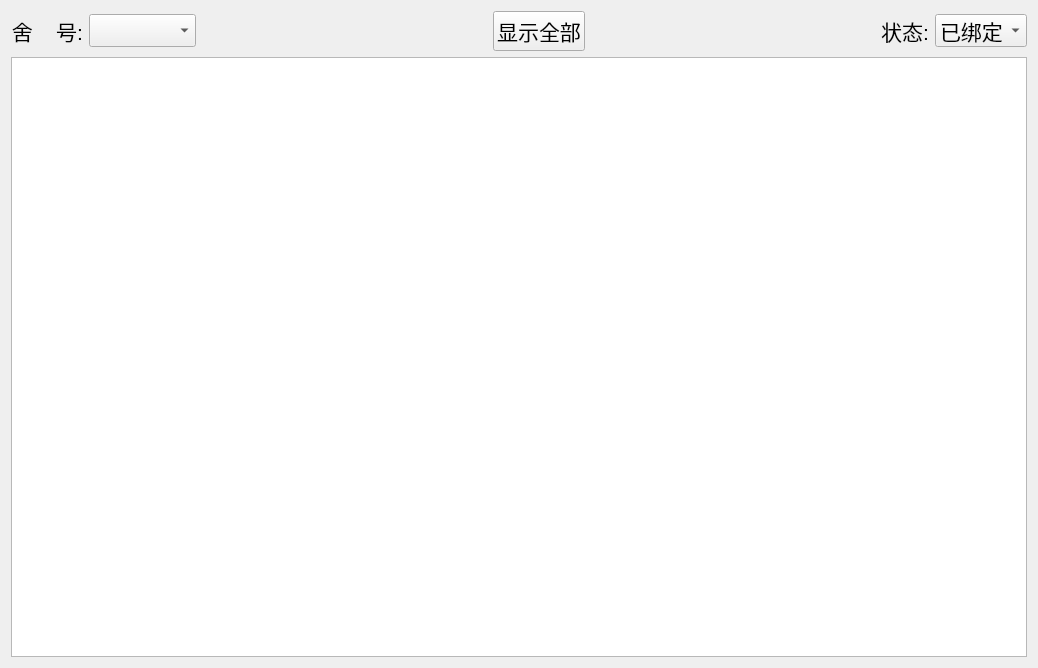
This is Goat/devicequeryform.ui in po-ppy/NewGoat as Qt 5 draws it before an edit. The edited form follows.
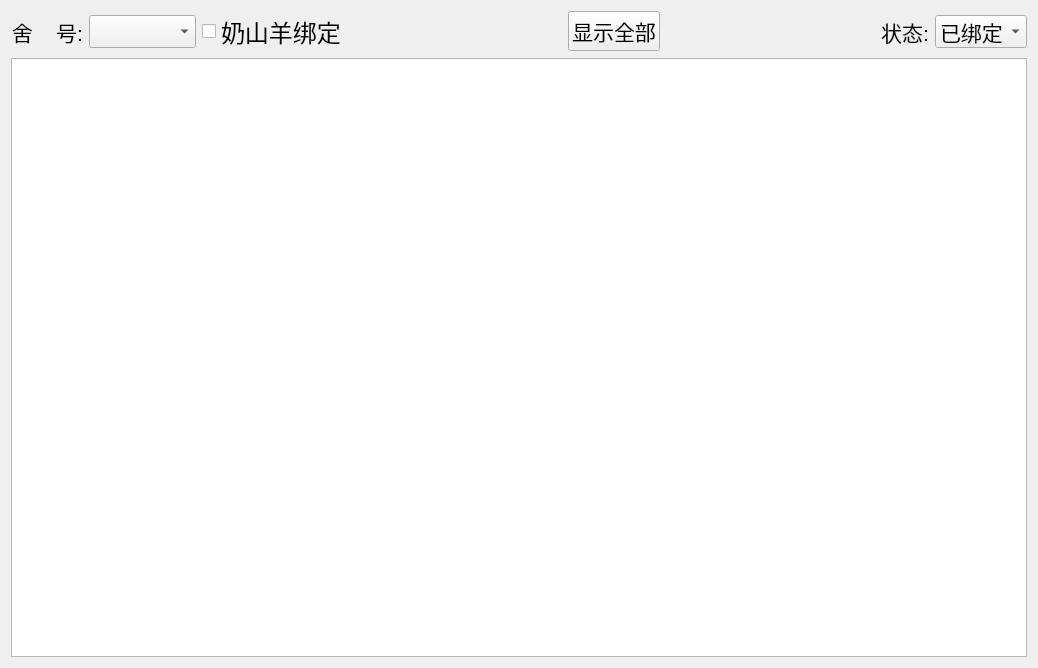
This is the edited form.

The edit to the form file:
```diff
--- a/Goat/devicequeryform.ui
+++ b/Goat/devicequeryform.ui
@@ -45,6 +45,13 @@
        </property>
       </widget>
      </item>
+     <item>
+      <widget class="QCheckBox" name="goatCheckBox">
+       <property name="text">
+        <string>奶山羊绑定</string>
+       </property>
+      </widget>
+     </item>
      <item>
       <spacer name="horizontalSpacer">
        <property name="font">
```
